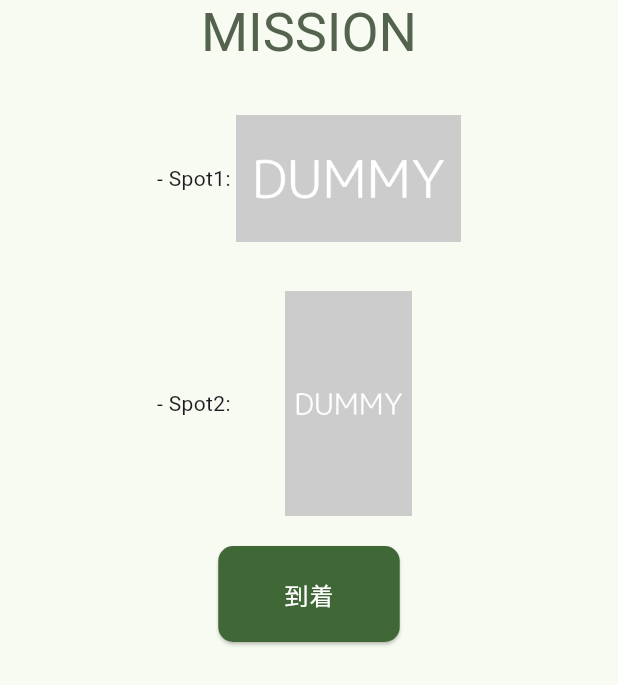
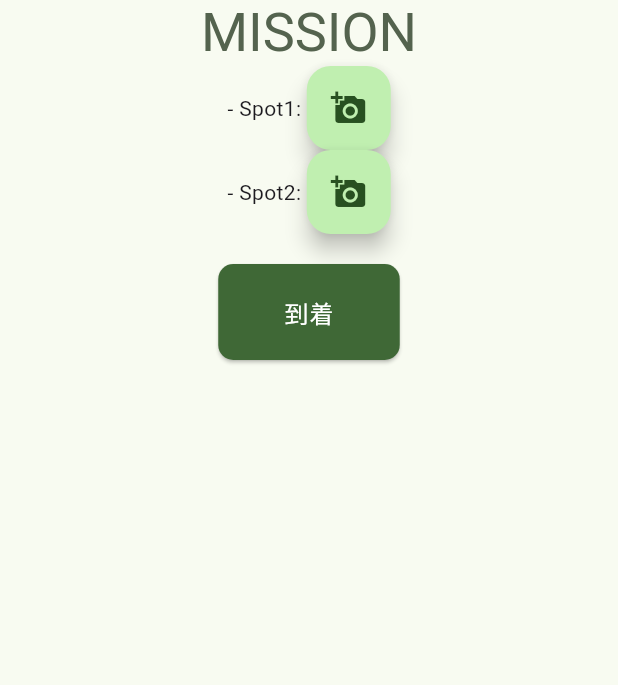
Before and after one commit to subroh/snampo, a Flutter app: the SnapViewState widget shown alone on an empty page, opened directly, on a phone screen of 412 x 824 dp. Shown: the top 685 px of the screen. Run offline on Flutter 3.47's test engine with Material 3 defaults, Android fonts, the light colour scheme and no system bars; our stand-ins replace flutter_hooks, geolocator, google_fonts, google_maps_flutter, image_picker.

Commit message:
[feature] カメラ機能の追加
mission pageのsnap menuにカメラ機能を追加した

```diff
--- a/frontend/lib/snap_menu.dart
+++ b/frontend/lib/snap_menu.dart
@@ -1,6 +1,9 @@
 // mission_pageで表示するsnapのメニュー
+import 'dart:io';
+
 import 'package:flutter/material.dart';
 import 'package:flutter_hooks/flutter_hooks.dart';
+import 'package:image_picker/image_picker.dart';
 import 'package:snampo/result_page.dart';
 
 class SnapView extends StatelessWidget {
@@ -92,26 +95,14 @@ class SnapViewState extends StatelessWidget {
           mainAxisAlignment: MainAxisAlignment.center,
           children: [
             Text("- Spot1: "),
-            Container(
-              child: SetImage(
-                picture_name: "images/test1.jpeg",
-              ),
-              width: 150,
-              height: 150,
-            ),
+            TakeSnap(),
           ],
         ),
         Row(
           mainAxisAlignment: MainAxisAlignment.center,
           children: [
             Text("- Spot2: "),
-            Container(
-              child: SetImage(
-                picture_name: "images/test2.jpeg",
-              ),
-              width: 150,
-              height: 150,
-            ),
+            TakeSnap(),
           ],
         ),
         SizedBox(
@@ -142,10 +133,53 @@ class SnapViewState extends StatelessWidget {
   }
 }
 
+class TakeSnap extends StatefulWidget {
+  const TakeSnap({
+    super.key,
+  });
+
+  @override
+  State<TakeSnap> createState() => _TakeSnapState();
+}
+
+class _TakeSnapState extends State<TakeSnap> {
+  File? _image;
+  final picker = ImagePicker();
+
+  Future getImage() async {
+    final pickedFile = await picker.pickImage(source: ImageSource.camera);
+
+    setState(() {
+      if (pickedFile != null) {
+        _image = File(pickedFile.path);
+      }
+    });
+  }
+
+  @override
+  Widget build(BuildContext context) {
+    return _image == null
+        ? FloatingActionButton(
+            onPressed: getImage,
+            child: Icon(Icons.add_a_photo),
+          )
+        : Container(
+            child: SetImage(
+              // picture_name: "images/test1.jpeg",
+              picture: _image!,
+            ),
+            width: 150,
+            height: 150,
+          );
+  }
+}
+
 class SetImage extends StatelessWidget {
-  final String picture_name;
+  // final String picture_name;
+  final File picture;
   const SetImage({
-    required this.picture_name,
+    // required this.picture_name,
+    required this.picture,
     super.key,
   });
 
@@ -153,7 +187,8 @@ class SetImage extends StatelessWidget {
   Widget build(BuildContext context) {
     return FittedBox(
       fit: BoxFit.contain,
-      child: Image.asset(picture_name),
+      // child: Image.asset(picture_name),
+      child: Image.file(picture),
     );
   }
 }
```
